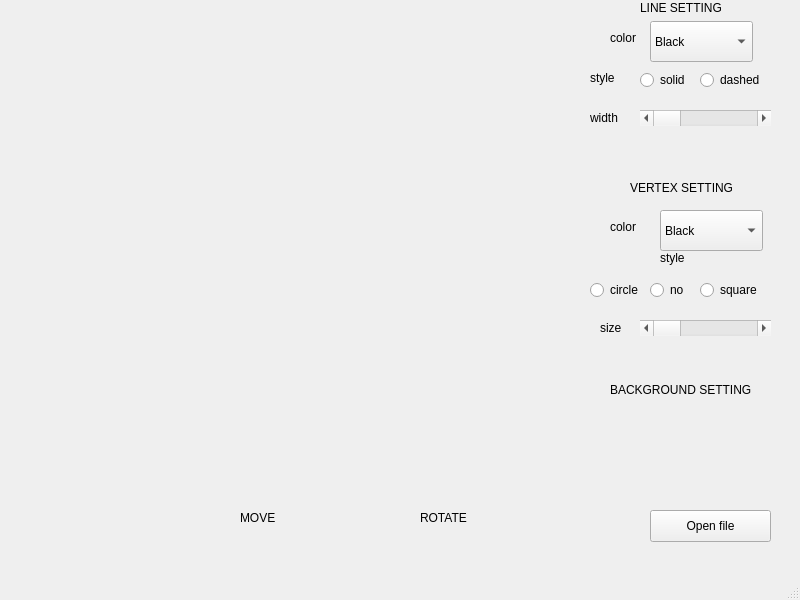
The window that 3DWieve/mainwindow.ui (Selloni/3D_Viever_C) describes before a commit, drawn with Qt 5.
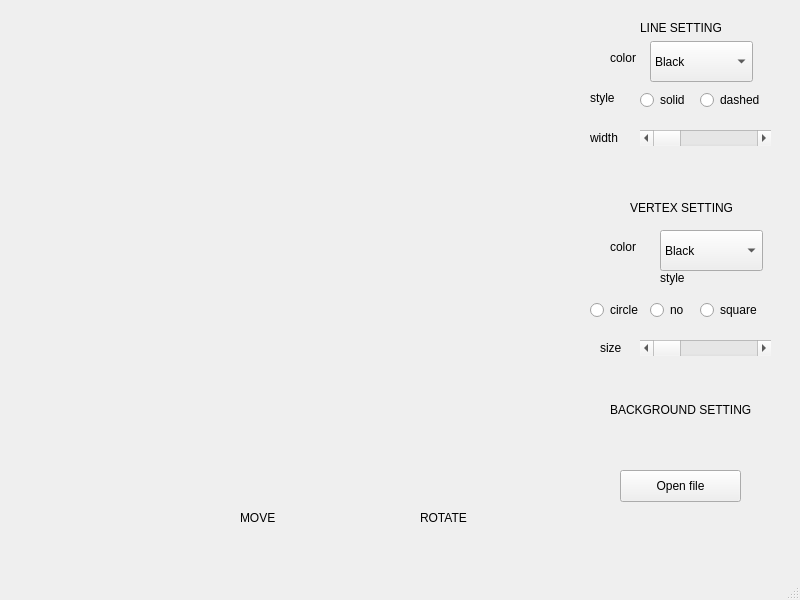
The same window after the commit.

What changed in the file:
```diff
--- a/3DWieve/mainwindow.ui
+++ b/3DWieve/mainwindow.ui
@@ -27,8 +27,8 @@
    <widget class="QPushButton" name="pushButton">
     <property name="geometry">
      <rect>
-      <x>650</x>
-      <y>510</y>
+      <x>620</x>
+      <y>470</y>
       <width>121</width>
       <height>32</height>
      </rect>
@@ -41,7 +41,7 @@
     <property name="geometry">
      <rect>
       <x>640</x>
-      <y>0</y>
+      <y>20</y>
       <width>91</width>
       <height>16</height>
      </rect>
@@ -54,7 +54,7 @@
     <property name="geometry">
      <rect>
       <x>630</x>
-      <y>180</y>
+      <y>200</y>
       <width>111</width>
       <height>16</height>
      </rect>
@@ -67,7 +67,7 @@
     <property name="geometry">
      <rect>
       <x>610</x>
-      <y>380</y>
+      <y>400</y>
       <width>161</width>
       <height>20</height>
      </rect>
@@ -80,7 +80,7 @@
     <property name="geometry">
      <rect>
       <x>610</x>
-      <y>30</y>
+      <y>50</y>
       <width>58</width>
       <height>16</height>
      </rect>
@@ -93,7 +93,7 @@
     <property name="geometry">
      <rect>
       <x>650</x>
-      <y>21</y>
+      <y>41</y>
       <width>103</width>
       <height>41</height>
      </rect>
@@ -128,8 +128,8 @@
     <property name="geometry">
      <rect>
       <x>590</x>
-      <y>70</y>
-      <width>58</width>
+      <y>90</y>
+      <width>41</width>
       <height>16</height>
      </rect>
     </property>
@@ -141,7 +141,7 @@
     <property name="geometry">
      <rect>
       <x>640</x>
-      <y>70</y>
+      <y>90</y>
       <width>61</width>
       <height>20</height>
      </rect>
@@ -154,7 +154,7 @@
     <property name="geometry">
      <rect>
       <x>700</x>
-      <y>70</y>
+      <y>90</y>
       <width>99</width>
       <height>20</height>
      </rect>
@@ -167,7 +167,7 @@
     <property name="geometry">
      <rect>
       <x>590</x>
-      <y>110</y>
+      <y>130</y>
       <width>58</width>
       <height>16</height>
      </rect>
@@ -180,7 +180,7 @@
     <property name="geometry">
      <rect>
       <x>640</x>
-      <y>110</y>
+      <y>130</y>
       <width>131</width>
       <height>16</height>
      </rect>
@@ -193,7 +193,7 @@
     <property name="geometry">
      <rect>
       <x>660</x>
-      <y>250</y>
+      <y>270</y>
       <width>58</width>
       <height>16</height>
      </rect>
@@ -206,7 +206,7 @@
     <property name="geometry">
      <rect>
       <x>700</x>
-      <y>280</y>
+      <y>300</y>
       <width>99</width>
       <height>20</height>
      </rect>
@@ -219,7 +219,7 @@
     <property name="geometry">
      <rect>
       <x>640</x>
-      <y>320</y>
+      <y>340</y>
       <width>131</width>
       <height>16</height>
      </rect>
@@ -232,7 +232,7 @@
     <property name="geometry">
      <rect>
       <x>610</x>
-      <y>219</y>
+      <y>239</y>
       <width>58</width>
       <height>16</height>
      </rect>
@@ -245,7 +245,7 @@
     <property name="geometry">
      <rect>
       <x>590</x>
-      <y>280</y>
+      <y>300</y>
       <width>61</width>
       <height>20</height>
      </rect>
@@ -258,7 +258,7 @@
     <property name="geometry">
      <rect>
       <x>600</x>
-      <y>320</y>
+      <y>340</y>
       <width>31</width>
       <height>16</height>
      </rect>
@@ -271,7 +271,7 @@
     <property name="geometry">
      <rect>
       <x>650</x>
-      <y>280</y>
+      <y>300</y>
       <width>61</width>
       <height>20</height>
      </rect>
@@ -284,7 +284,7 @@
     <property name="geometry">
      <rect>
       <x>660</x>
-      <y>210</y>
+      <y>230</y>
       <width>103</width>
       <height>41</height>
      </rect>
```
